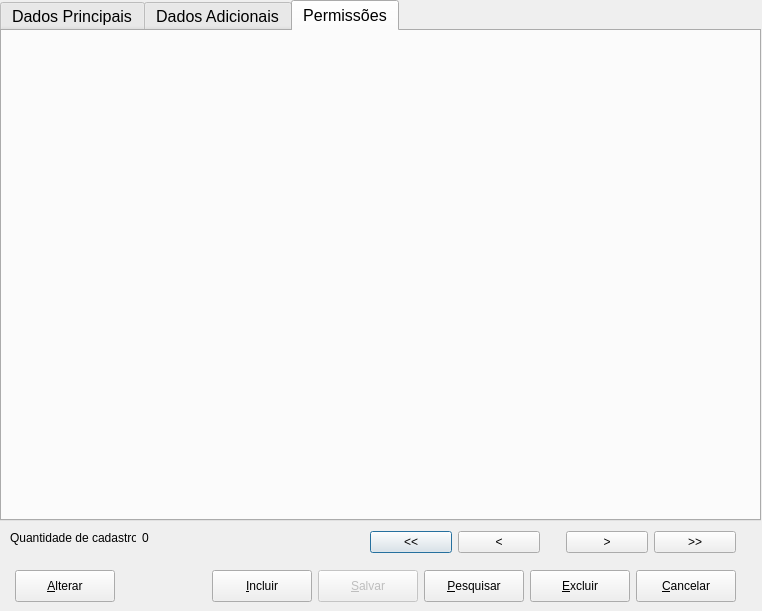
The window that ui/CadUser.ui (Locked666/My-Finance-QtDesigner) describes before a commit, drawn with Qt 5.
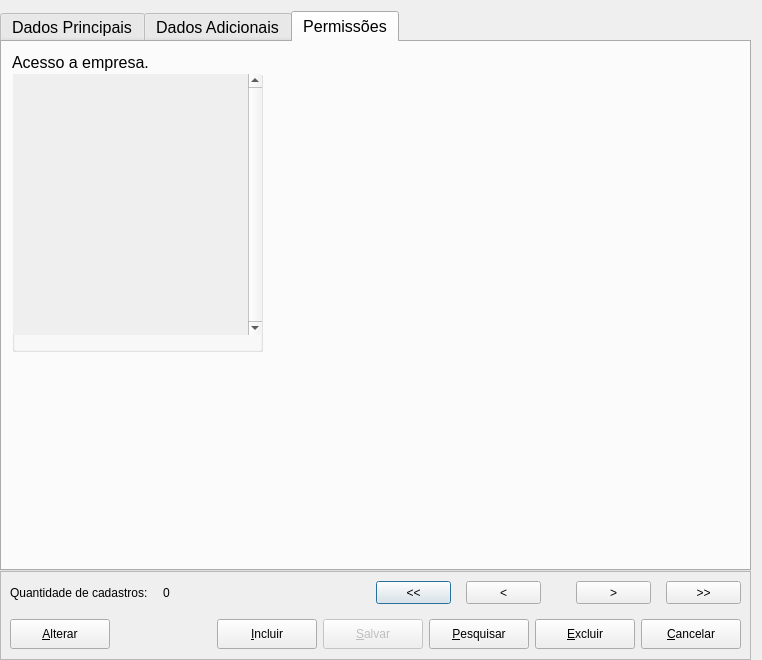
The same window after the commit. The open tabs and pages were chosen to show the change. Icons and pictures are not drawn.

What changed in the file:
```diff
--- a/ui/CadUser.ui
+++ b/ui/CadUser.ui
@@ -7,20 +7,35 @@
     <x>0</x>
     <y>0</y>
     <width>762</width>
-    <height>611</height>
+    <height>660</height>
    </rect>
   </property>
+  <property name="minimumSize">
+   <size>
+    <width>762</width>
+    <height>660</height>
+   </size>
+  </property>
   <property name="windowTitle">
    <string>Dialog</string>
   </property>
+  <layout class="QVBoxLayout" name="verticalLayout_2">
+   <property name="spacing">
+    <number>0</number>
+   </property>
+   <property name="leftMargin">
+    <number>0</number>
+   </property>
+   <property name="bottomMargin">
+    <number>0</number>
+   </property>
+   <item>
   <widget class="QTabWidget" name="tabWidget">
-   <property name="geometry">
-    <rect>
-     <x>0</x>
-     <y>0</y>
-     <width>761</width>
-     <height>521</height>
-    </rect>
+     <property name="minimumSize">
+      <size>
+       <width>744</width>
+       <height>539</height>
+      </size>
    </property>
    <property name="font">
     <font>
@@ -81,6 +96,12 @@
      <property name="inputMask">
       <string/>
      </property>
+       <property name="cursorMoveStyle">
+        <enum>Qt::VisualMoveStyle</enum>
+       </property>
+       <property name="clearButtonEnabled">
+        <bool>true</bool>
+       </property>
     </widget>
     <widget class="QLabel" name="label_2">
      <property name="geometry">
@@ -104,9 +125,15 @@
        <height>21</height>
       </rect>
      </property>
+       <property name="inputMethodHints">
+        <set>Qt::ImhEmailCharactersOnly|Qt::ImhLowercaseOnly</set>
+       </property>
      <property name="inputMask">
       <string/>
      </property>
+       <property name="placeholderText">
+        <string>user@mail.com</string>
+       </property>
     </widget>
     <widget class="QLabel" name="label_3">
      <property name="geometry">
@@ -134,7 +161,7 @@
       <string>(##) #####-####</string>
      </property>
      <property name="text">
-      <string>() ------</string>
+        <string>() -</string>
      </property>
      <property name="maxLength">
       <number>15</number>
@@ -205,6 +232,12 @@
         <height>21</height>
        </rect>
       </property>
+        <property name="maximumSize">
+         <size>
+          <width>251</width>
+          <height>21</height>
+         </size>
+        </property>
       <property name="inputMask">
        <string/>
       </property>
@@ -243,6 +276,12 @@
         <height>21</height>
        </rect>
       </property>
+        <property name="minimumSize">
+         <size>
+          <width>251</width>
+          <height>21</height>
+         </size>
+        </property>
       <property name="inputMask">
        <string/>
       </property>
@@ -263,6 +302,34 @@
        <string>Senha :</string>
       </property>
      </widget>
+       <widget class="QComboBox" name="comboBox">
+        <property name="geometry">
+         <rect>
+          <x>10</x>
+          <y>150</y>
+          <width>251</width>
+          <height>22</height>
+         </rect>
+        </property>
+        <item>
+         <property name="text">
+          <string>Administrador</string>
+         </property>
+        </item>
+       </widget>
+       <widget class="QLabel" name="label_10">
+        <property name="geometry">
+         <rect>
+          <x>10</x>
+          <y>130</y>
+          <width>221</width>
+          <height>16</height>
+         </rect>
+        </property>
+        <property name="text">
+         <string>Grupo de Usuário :</string>
+        </property>
+       </widget>
     </widget>
     <widget class="QGroupBox" name="groupBox_2">
      <property name="geometry">
@@ -378,11 +445,14 @@
       <string>###.###.###-##</string>
      </property>
      <property name="text">
-      <string>000.000.000-00</string>
+        <string>..-</string>
      </property>
      <property name="cursorPosition">
       <number>14</number>
      </property>
+       <property name="dragEnabled">
+        <bool>false</bool>
+       </property>
      <property name="cursorMoveStyle">
       <enum>Qt::VisualMoveStyle</enum>
      </property>
@@ -399,6 +469,12 @@
      <property name="text">
       <string>Ativo</string>
      </property>
+       <property name="checked">
+        <bool>true</bool>
+       </property>
+       <property name="tristate">
+        <bool>false</bool>
+       </property>
     </widget>
    </widget>
    <widget class="QWidget" name="DdAdicionais">
@@ -655,7 +731,7 @@
        <x>380</x>
        <y>160</y>
        <width>261</width>
-       <height>251</height>
+         <height>221</height>
       </rect>
      </property>
      <property name="title">
@@ -693,20 +769,148 @@
     <attribute name="title">
      <string>Permissões</string>
     </attribute>
-   </widget>
-  </widget>
-  <widget class="QWidget" name="layoutWidget">
+      <widget class="QGroupBox" name="groupbox_acesso_empresa">
    <property name="geometry">
     <rect>
-     <x>370</x>
-     <y>530</y>
-     <width>366</width>
-     <height>25</height>
-    </rect>
-   </property>
+         <x>10</x>
+         <y>10</y>
+         <width>251</width>
+         <height>300</height>
+        </rect>
+       </property>
+       <property name="minimumSize">
+        <size>
+         <width>251</width>
+         <height>300</height>
+        </size>
+       </property>
+       <property name="maximumSize">
+        <size>
+         <width>251</width>
+         <height>300</height>
+        </size>
+       </property>
+       <property name="title">
+        <string>Acesso a empresa.</string>
+       </property>
+       <property name="flat">
+        <bool>false</bool>
+       </property>
+       <property name="checkable">
+        <bool>false</bool>
+       </property>
+       <widget class="QScrollArea" name="scrollarea_acesso_empresa">
+        <property name="geometry">
+         <rect>
+          <x>1</x>
+          <y>22</y>
+          <width>249</width>
+          <height>261</height>
+         </rect>
+        </property>
+        <property name="frameShape">
+         <enum>QFrame::NoFrame</enum>
+        </property>
+        <property name="frameShadow">
+         <enum>QFrame::Plain</enum>
+        </property>
+        <property name="verticalScrollBarPolicy">
+         <enum>Qt::ScrollBarAlwaysOn</enum>
+        </property>
+        <property name="sizeAdjustPolicy">
+         <enum>QAbstractScrollArea::AdjustIgnored</enum>
+        </property>
+        <property name="widgetResizable">
+         <bool>true</bool>
+        </property>
+        <widget class="QWidget" name="scrollAreaWidget_empresa">
+         <property name="geometry">
+          <rect>
+           <x>0</x>
+           <y>0</y>
+           <width>232</width>
+           <height>261</height>
+          </rect>
+         </property>
+        </widget>
+       </widget>
+      </widget>
+     </widget>
+    </widget>
+   </item>
+   <item>
+    <widget class="QFrame" name="frame">
+     <property name="maximumSize">
+      <size>
+       <width>1000</width>
+       <height>94</height>
+      </size>
+     </property>
+     <property name="frameShape">
+      <enum>QFrame::StyledPanel</enum>
+     </property>
+     <property name="frameShadow">
+      <enum>QFrame::Raised</enum>
+     </property>
+     <layout class="QVBoxLayout" name="verticalLayout">
+      <property name="spacing">
+       <number>15</number>
+      </property>
+      <property name="leftMargin">
+       <number>9</number>
+      </property>
+      <property name="bottomMargin">
+       <number>10</number>
+      </property>
+      <item>
+       <layout class="QHBoxLayout" name="horizontalLayout_6">
+        <item>
+         <layout class="QHBoxLayout" name="horizontalLayout_4">
+          <item>
+           <widget class="QLabel" name="label_9">
+            <property name="text">
+             <string>Quantidade de cadastros:</string>
+            </property>
+           </widget>
+          </item>
+          <item>
+           <widget class="QLabel" name="lbl_total">
+            <property name="text">
+             <string>0</string>
+            </property>
+           </widget>
+          </item>
+         </layout>
+        </item>
+        <item>
+         <spacer name="horizontalSpacer_3">
+          <property name="orientation">
+           <enum>Qt::Horizontal</enum>
+          </property>
+          <property name="sizeHint" stdset="0">
+           <size>
+            <width>178</width>
+            <height>20</height>
+           </size>
+          </property>
+         </spacer>
+        </item>
+        <item>
    <layout class="QHBoxLayout" name="horizontalLayout_3">
     <item>
      <widget class="QPushButton" name="bnt_back_full">
+            <property name="minimumSize">
+             <size>
+              <width>75</width>
+              <height>23</height>
+             </size>
+            </property>
+            <property name="maximumSize">
+             <size>
+              <width>75</width>
+              <height>23</height>
+             </size>
+            </property>
       <property name="toolTip">
        <string>&lt;html&gt;&lt;head/&gt;&lt;body&gt;&lt;p&gt;Ir para o primeiro...&lt;/p&gt;&lt;/body&gt;&lt;/html&gt;</string>
       </property>
@@ -717,6 +921,18 @@
     </item>
     <item>
      <widget class="QPushButton" name="bnt_back">
+            <property name="minimumSize">
+             <size>
+              <width>75</width>
+              <height>23</height>
+             </size>
+            </property>
+            <property name="maximumSize">
+             <size>
+              <width>75</width>
+              <height>23</height>
+             </size>
+            </property>
       <property name="toolTip">
        <string>&lt;html&gt;&lt;head/&gt;&lt;body&gt;&lt;p&gt;Voltar...&lt;/p&gt;&lt;/body&gt;&lt;/html&gt;</string>
       </property>
@@ -743,6 +959,18 @@
     </item>
     <item>
      <widget class="QPushButton" name="bnt_next">
+            <property name="minimumSize">
+             <size>
+              <width>75</width>
+              <height>23</height>
+             </size>
+            </property>
+            <property name="maximumSize">
+             <size>
+              <width>75</width>
+              <height>23</height>
+             </size>
+            </property>
       <property name="toolTip">
        <string>&lt;html&gt;&lt;head/&gt;&lt;body&gt;&lt;p&gt;Próximo...&lt;/p&gt;&lt;/body&gt;&lt;/html&gt;</string>
       </property>
@@ -753,6 +981,18 @@
     </item>
     <item>
      <widget class="QPushButton" name="bnt_next_full">
+            <property name="minimumSize">
+             <size>
+              <width>75</width>
+              <height>23</height>
+             </size>
+            </property>
+            <property name="maximumSize">
+             <size>
+              <width>75</width>
+              <height>23</height>
+             </size>
+            </property>
       <property name="toolTip">
        <string>&lt;html&gt;&lt;head/&gt;&lt;body&gt;&lt;p&gt;&lt;span style=&quot; font-weight:600;&quot;&gt;Ir para o fim.&lt;/span&gt;&lt;/p&gt;&lt;/body&gt;&lt;/html&gt;</string>
       </property>
@@ -762,16 +1002,10 @@
      </widget>
     </item>
    </layout>
-  </widget>
-  <widget class="QWidget" name="layoutWidget_2">
-   <property name="geometry">
-    <rect>
-     <x>15</x>
-     <y>570</y>
-     <width>721</width>
-     <height>32</height>
-    </rect>
-   </property>
+        </item>
+       </layout>
+      </item>
+      <item>
    <layout class="QHBoxLayout" name="horizontalLayout">
     <property name="spacing">
      <number>6</number>
@@ -799,6 +1033,16 @@
       <property name="text">
        <string>&amp;Alterar</string>
       </property>
+          <property name="icon">
+           <iconset resource="../src/resources/icons.qrc">
+            <normaloff>:/icons/pencil.png</normaloff>:/icons/pencil.png</iconset>
+          </property>
+          <property name="iconSize">
+           <size>
+            <width>25</width>
+            <height>25</height>
+           </size>
+          </property>
      </widget>
     </item>
     <item>
@@ -822,7 +1066,7 @@
       <property name="minimumSize">
        <size>
         <width>100</width>
-        <height>0</height>
+            <height>30</height>
        </size>
       </property>
       <property name="maximumSize">
@@ -834,6 +1078,16 @@
       <property name="text">
        <string>&amp;Incluir</string>
       </property>
+          <property name="icon">
+           <iconset resource="../src/resources/icons.qrc">
+            <normaloff>:/icons/adicionar.png</normaloff>:/icons/adicionar.png</iconset>
+          </property>
+          <property name="iconSize">
+           <size>
+            <width>25</width>
+            <height>25</height>
+           </size>
+          </property>
       <property name="shortcut">
        <string>Alt+I</string>
       </property>
@@ -852,13 +1106,23 @@
       </property>
       <property name="maximumSize">
        <size>
-        <width>131</width>
-        <height>41</height>
+            <width>100</width>
+            <height>36</height>
        </size>
       </property>
       <property name="text">
        <string>&amp;Salvar</string>
       </property>
+          <property name="icon">
+           <iconset resource="../src/resources/icons.qrc">
+            <normaloff>:/icons/save.png</normaloff>:/icons/save.png</iconset>
+          </property>
+          <property name="iconSize">
+           <size>
+            <width>20</width>
+            <height>20</height>
+           </size>
+          </property>
       <property name="shortcut">
        <string/>
       </property>
@@ -869,18 +1133,28 @@
       <property name="minimumSize">
        <size>
         <width>100</width>
-        <height>0</height>
+            <height>30</height>
        </size>
       </property>
       <property name="maximumSize">
        <size>
-        <width>131</width>
-        <height>41</height>
+            <width>100</width>
+            <height>36</height>
        </size>
       </property>
       <property name="text">
        <string>&amp;Pesquisar</string>
       </property>
+          <property name="icon">
+           <iconset resource="../src/resources/icons.qrc">
+            <normaloff>:/icons/search.png</normaloff>:/icons/search.png</iconset>
+          </property>
+          <property name="iconSize">
+           <size>
+            <width>17</width>
+            <height>17</height>
+           </size>
+          </property>
       <property name="shortcut">
        <string>Alt+P</string>
       </property>
@@ -900,7 +1174,7 @@
       <property name="minimumSize">
        <size>
         <width>100</width>
-        <height>0</height>
+            <height>30</height>
        </size>
       </property>
       <property name="maximumSize">
@@ -912,6 +1186,16 @@
       <property name="text">
        <string>&amp;Excluir</string>
       </property>
+          <property name="icon">
+           <iconset resource="../src/resources/icons.qrc">
+            <normaloff>:/icons/excluir.png</normaloff>:/icons/excluir.png</iconset>
+          </property>
+          <property name="iconSize">
+           <size>
+            <width>25</width>
+            <height>25</height>
+           </size>
+          </property>
       <property name="shortcut">
        <string>Alt+E</string>
       </property>
@@ -931,7 +1215,7 @@
       <property name="minimumSize">
        <size>
         <width>100</width>
-        <height>0</height>
+            <height>30</height>
        </size>
       </property>
       <property name="maximumSize">
@@ -943,6 +1227,16 @@
       <property name="text">
        <string>&amp;Cancelar</string>
       </property>
+          <property name="icon">
+           <iconset resource="../src/resources/icons.qrc">
+            <normaloff>:/icons/error.png</normaloff>:/icons/error.png</iconset>
+          </property>
+          <property name="iconSize">
+           <size>
+            <width>25</width>
+            <height>25</height>
+           </size>
+          </property>
       <property name="shortcut">
        <string>Alt+C</string>
       </property>
@@ -958,34 +1252,14 @@
      </widget>
     </item>
    </layout>
-  </widget>
-  <widget class="QWidget" name="layoutWidget_3">
-   <property name="geometry">
-    <rect>
-     <x>10</x>
-     <y>530</y>
-     <width>139</width>
-     <height>15</height>
-    </rect>
-   </property>
-   <layout class="QHBoxLayout" name="horizontalLayout_4">
-    <item>
-     <widget class="QLabel" name="label_9">
-      <property name="text">
-       <string>Quantidade de cadastros:</string>
-      </property>
-     </widget>
-    </item>
-    <item>
-     <widget class="QLabel" name="lbl_total">
-      <property name="text">
-       <string>0</string>
-      </property>
+      </item>
+     </layout>
      </widget>
     </item>
    </layout>
   </widget>
- </widget>
- <resources/>
+ <resources>
+  <include location="../src/resources/icons.qrc"/>
+ </resources>
  <connections/>
 </ui>
```
Lines whose indentation alone changed are shown as unchanged.
